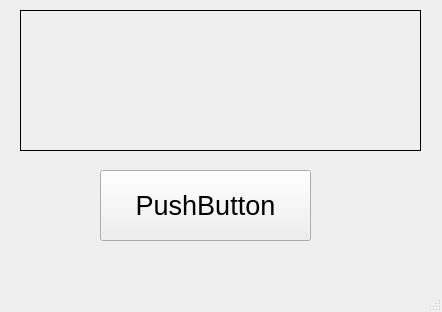
Above: gui.ui from kyoko9000/68.-update-text before the change. Below: the same form after it.
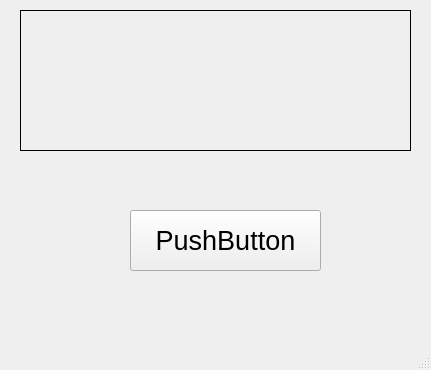
That is the form after the change.

Diff of the .ui file:
```diff
--- a/gui.ui
+++ b/gui.ui
@@ -6,8 +6,8 @@
    <rect>
     <x>0</x>
     <y>0</y>
-    <width>442</width>
-    <height>312</height>
+    <width>431</width>
+    <height>370</height>
    </rect>
   </property>
   <property name="windowTitle">
@@ -19,15 +19,10 @@
      <rect>
       <x>20</x>
       <y>10</y>
-      <width>401</width>
+      <width>391</width>
       <height>141</height>
      </rect>
     </property>
-    <property name="font">
-     <font>
-      <pointsize>20</pointsize>
-     </font>
-    </property>
     <property name="frameShape">
      <enum>QFrame::Panel</enum>
     </property>
@@ -38,10 +33,10 @@
    <widget class="QPushButton" name="pushButton">
     <property name="geometry">
      <rect>
-      <x>100</x>
-      <y>170</y>
-      <width>211</width>
-      <height>71</height>
+      <x>130</x>
+      <y>210</y>
+      <width>191</width>
+      <height>61</height>
      </rect>
     </property>
     <property name="font">
```
Left out of the diff: 2 changed lines with no effect on the pictures.
